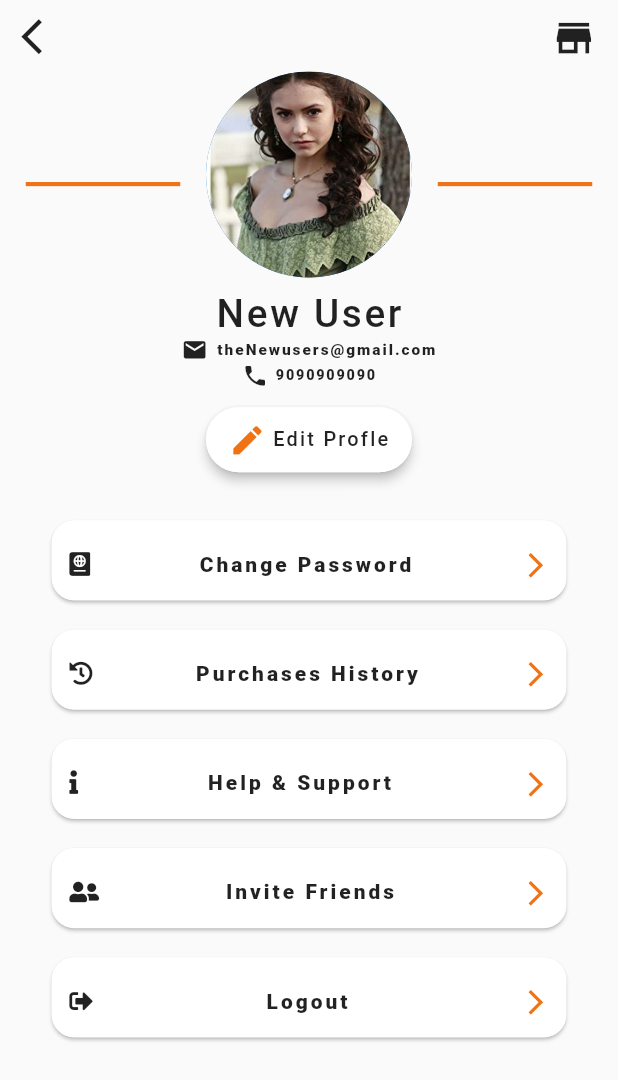
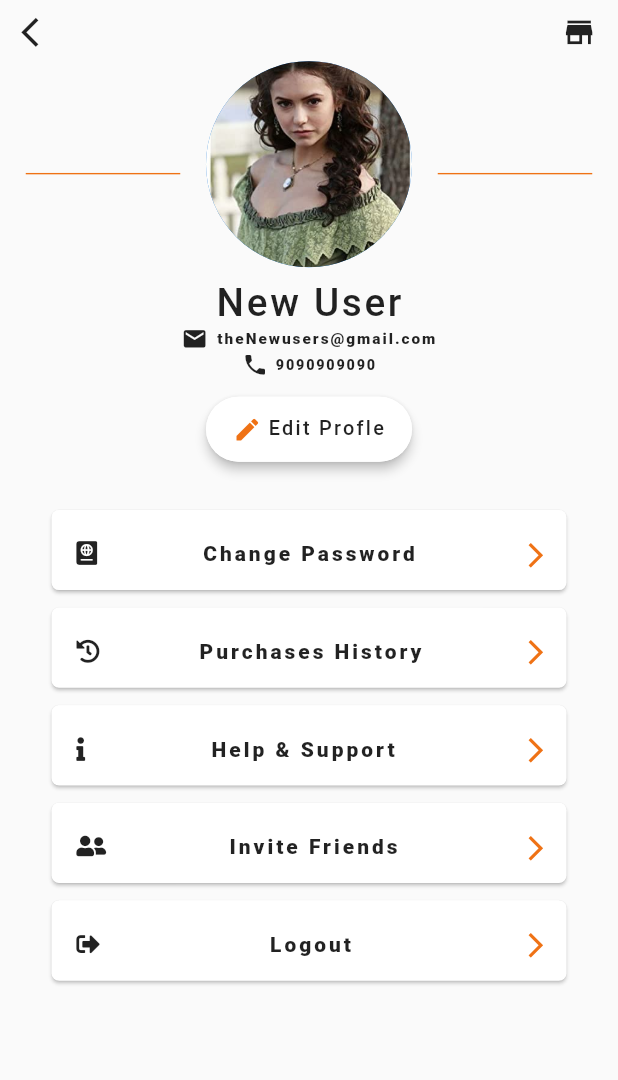
Before and after one commit to Gameofcode1/flutterproject, a Flutter app: the screen it shows after launch, on a phone screen of 412 x 824 dp. Shown: the top 1080 px of the screen. Run offline on Flutter 3.47's test engine with Material 2 defaults, Android fonts, the phone set to English and light mode, and no system bars; our stand-ins replace font_awesome_flutter; Roboto replaces fonts that are missing (Roboro).

Commit message:
final ui

```diff
--- a/lib/profile/constants.dart
+++ b/lib/profile/constants.dart
@@ -7,11 +7,10 @@ const kActiveIconColor = Color(0xFFEF7215);
 
 const kCardShape=RoundedRectangleBorder(
             borderRadius: BorderRadius.only(
-
-                topLeft: Radius.circular(15.0),
-                topRight: Radius.circular(15.0),
-                bottomLeft: Radius.circular(15.0),
-                bottomRight: Radius.circular(15.0)));
+                topLeft: Radius.circular(5.0),
+                topRight: Radius.circular(5.0),
+                bottomLeft: Radius.circular(5.0),
+                bottomRight: Radius.circular(5.0)));
 
 const kEditshape=RoundedRectangleBorder(
             borderRadius: BorderRadius.only(
--- a/lib/profile/profile.dart
+++ b/lib/profile/profile.dart
@@ -19,13 +19,13 @@ class MyProfile extends StatelessWidget {
                   padding: EdgeInsets.only(
                       top: data.size.width / 44, left: data.size.width / 29),
                   child:
-                      Icon(Icons.arrow_back_ios, size: data.size.height / 29),
+                      Icon(Icons.arrow_back_ios, size: data.size.height / 35),
                 ),
                 Padding(
                   padding: EdgeInsets.only(
                       top: data.size.width / 44, right: data.size.width / 29),
                   child: Icon(Icons.store_mall_directory,
-                      size: data.size.height / 27),
+                      size: data.size.height / 35),
                 )
               ],
             ),
@@ -38,7 +38,7 @@ class MyProfile extends StatelessWidget {
                     Container(
                       margin: EdgeInsets.only(top: data.size.height / 65),
                       width: data.size.width / 4,
-                      height: data.size.height/300,
+                      height: data.size.height/900,
                       color: kActiveIconColor,
                     ),
                     CircleAvatar(
@@ -50,7 +50,7 @@ class MyProfile extends StatelessWidget {
                     Container(
                       margin: EdgeInsets.only(top: data.size.height / 65),
                       width: data.size.width / 4,
-                     height: data.size.height/300,
+                      height: data.size.height/900,
                       color: kActiveIconColor,
                     ),
                   ],
@@ -100,7 +100,7 @@ class MyProfile extends StatelessWidget {
             ),
             Padding(
               padding: EdgeInsets.only(
-                  top: data.size.height / 95, bottom: data.size.height / 45),
+                  top: data.size.height / 95, bottom: data.size.height / 37),
               child: Card(
                 elevation: 3.0,
                 shape: kEditshape,
@@ -116,7 +116,7 @@ class MyProfile extends StatelessWidget {
                     children: [
                       Icon(
                         Icons.edit,
-                        size: data.size.height / 33,
+                        size: data.size.height / 43,
                         color: kActiveIconColor,
                       ),
                       SizedBox(width: data.size.width / 105),
--- a/lib/widgets/newcard.dart
+++ b/lib/widgets/newcard.dart
@@ -15,7 +15,7 @@ class NewCard extends StatelessWidget {
   Widget build(BuildContext context) {
     final data = MediaQuery.of(context);
     return Padding(
-      padding:  EdgeInsets.all(data.size.height/145,),
+      padding:  EdgeInsets.all(data.size.height/455,),
       child: Card(
           shape: kCardShape,
           elevation: 1.0,
@@ -30,7 +30,7 @@ class NewCard extends StatelessWidget {
         mainAxisAlignment: MainAxisAlignment.spaceBetween,
         children: [
           Padding(
-            padding: EdgeInsets.only(left:data.size.height/70,top:data.size.height/80,bottom:data.size.height/77 ),
+            padding: EdgeInsets.only(left:data.size.height/50,top:data.size.height/80,bottom:data.size.height/77 ),
             child: FaIcon(icons,size: data.size.height/52,),
           ),
           Text(
@@ -38,7 +38,7 @@ class NewCard extends StatelessWidget {
             style: TextStyle(
 
                 fontFamily: "Roboro",
-                fontSize: data.size.height / 59,letterSpacing:2,fontWeight: FontWeight.w300),
+                fontSize: data.size.height / 59,letterSpacing:2,fontWeight: FontWeight.w400),
           ),
           Padding(
             padding: EdgeInsets.only(right:data.size.height/77,top:data.size.height/70,bottom:data.size.height/77 ),
```
